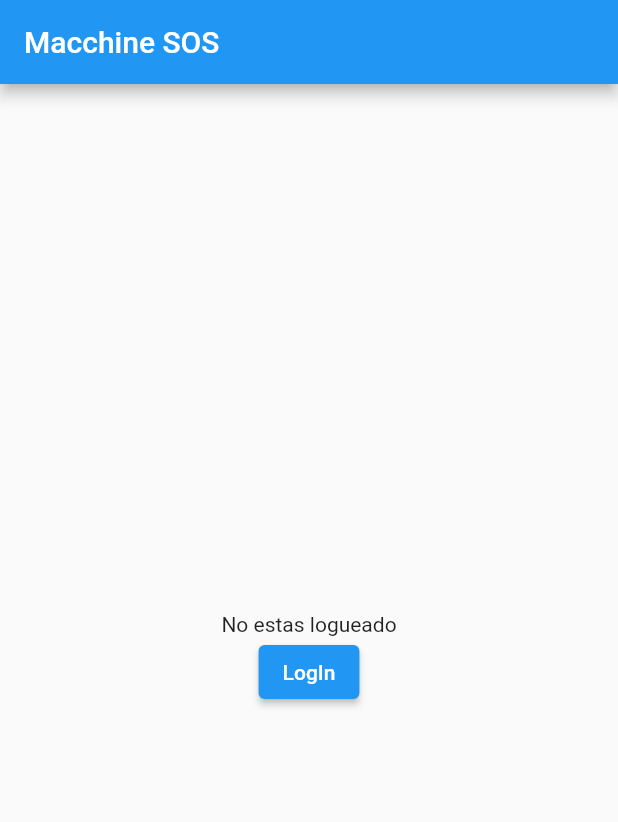
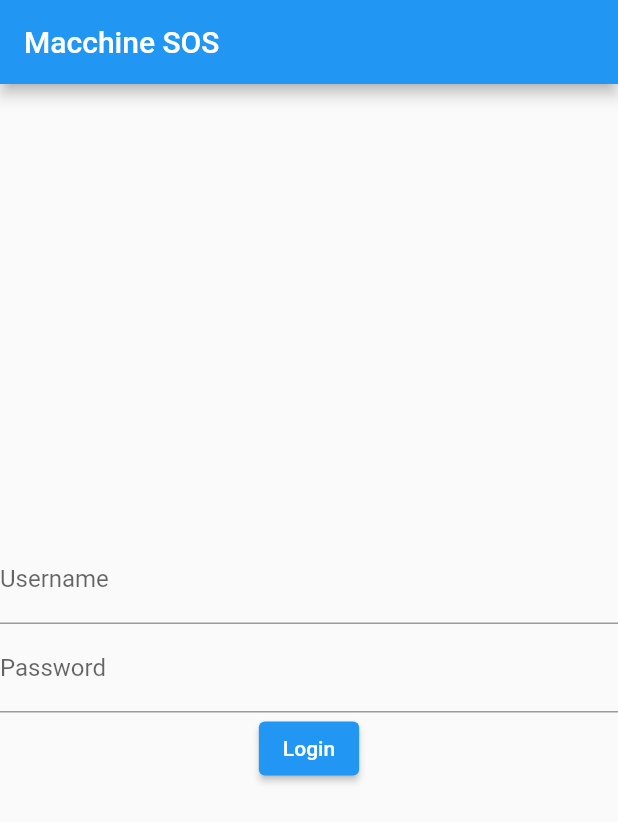
Before and after one commit to JhousefSilva1/macchina_s.os, a Flutter app: the screen it shows after launch, on a phone screen of 412 x 824 dp. Shown: the top 822 px of the screen. Run offline on Flutter 3.47's test engine with Material 2 defaults, Android fonts, the light colour scheme and no system bars; our stand-ins replace flutter_bloc.

Commit message:
login screen cubit already finish

```diff
--- a/lib/main.dart
+++ b/lib/main.dart
@@ -1,5 +1,6 @@
 import 'package:flutter/material.dart';
 import 'package:flutter_bloc/flutter_bloc.dart';
+import 'package:macchina_sos/view/login_page.dart';
 
 import 'cubit/app_cubit.dart';
 
@@ -38,11 +39,12 @@ class MyHomePage extends StatelessWidget {
       appBar: AppBar(
         title: Text("Macchine SOS"),
       ),
-      body: BlocBuilder<AppCubit, AppState>(//escucha los eventos del cubit
+      body: BlocBuilder<AppCubit, AppState>(
+        //escucha los eventos del cubit
         builder: (BuildContext context, state) {
-        if (state.isLoading) {
-          return Center(child: CircularProgressIndicator());
-        } else if (state.isUserLoggedIn) {
+          if (!state.isUserLoggedIn) {
+            return LoginPage();
+          }  else if (state.isUserLoggedIn) {
             return Center(
               child: Column(
                 mainAxisAlignment: MainAxisAlignment.center,
@@ -65,7 +67,8 @@ class MyHomePage extends StatelessWidget {
                   Text("No estas logueado"),
                   ElevatedButton(
                     onPressed: () {
-                    BlocProvider.of<AppCubit>(context).login("jpozo", "12345");
+                      BlocProvider.of<AppCubit>(context)
+                          .login("jpozo", "12345");
                     },
                     child: Text("LogIn"),
                   )
@@ -73,8 +76,8 @@ class MyHomePage extends StatelessWidget {
               ),
             );
           }
-      }),
+        },
+      ),
     );
   }
-
 }
--- /dev/null
+++ b/lib/view/login_page.dart
@@ -0,0 +1,106 @@
+// ignore_for_file: prefer_const_constructors
+
+import 'package:flutter/material.dart';
+import 'package:flutter_bloc/flutter_bloc.dart';
+
+import '../cubit/app_cubit.dart';
+/*
+class LoginPage extends StatelessWidget {
+  Widget build(BuildContext context) {
+    return Center(
+      child: Column(
+        mainAxisAlignment: MainAxisAlignment.center,
+        children: [
+          Text("Login"),
+          // ignore: prefer_const_constructors
+          TextField(
+            key: Key("loginForm_usernameInput_textField"),
+            // ignore: prefer_const_constructors
+            decoration: InputDecoration(
+              labelText: "Username",
+            ),
+          ),
+          TextField(
+            key: Key("loginForm_passwordInput_textField"),
+            decoration: InputDecoration(
+              labelText: "Password",
+            ),
+          ),
+
+          ElevatedButton(
+            onPressed: () => {
+             // print("login"),
+             BlocProvider.of<AppCubit>(context).login("username", "password")
+            },
+            child: Text("LogIn"),
+          )
+        ],
+      ),
+    );
+  }
+}
+*/
+
+class LoginPage extends StatefulWidget {
+  const LoginPage({Key? key}) : super(key: key);
+
+  @override
+  _LoginPageState createState() => _LoginPageState();
+}
+
+class _LoginPageState extends State<LoginPage> {
+  final _formKey = GlobalKey<FormState>();
+  final _usernameController = TextEditingController();
+  final _passwordController = TextEditingController();
+
+  @override
+  Widget build(BuildContext context) {
+    return Center(
+        child: BlocConsumer<AppCubit, AppState>(
+      listener: (context, state) async {
+        if (state.isLoading) {
+          ScaffoldMessenger.of(context).showSnackBar(
+            //  await Future.delayed(Duration(seconds: 4)),
+            SnackBar(
+              content: Text("Loading..."),
+              // content: Text("Bienvenido ${state.loginResponseDto!.firstName}"),
+            ),
+          );
+        }
+      },
+      builder: (context, state) {
+        return formLogin();
+      },
+    ));
+  }
+
+  Widget formLogin() {
+    // ignore: dead_code
+    return Column(mainAxisAlignment: MainAxisAlignment.center, children: [
+      TextField(
+        key: Key('loginForm_usernameInput_textField'),
+        controller: _usernameController,
+        decoration: const InputDecoration(
+          labelText: 'Username',
+        ),
+      ),
+      TextField(
+        key: const Key('loginForm_passwordInput_textField'),
+        controller: _passwordController,
+        decoration: const InputDecoration(
+          labelText: 'Password',
+        ),
+      ),
+      ElevatedButton(
+        key: const Key('loginForm_continue_raisedButton'),
+        onPressed: () {
+          BlocProvider.of<AppCubit>(context).login(
+            _usernameController.text,
+            _passwordController.text,
+          );
+        },
+        child: const Text('Login'),
+      ),
+    ]);
+  }
+}
```
Also changed, not shown: lib/service/login_service.dart (+4 -4 lines). Lines whose indentation alone changed are shown as unchanged.
